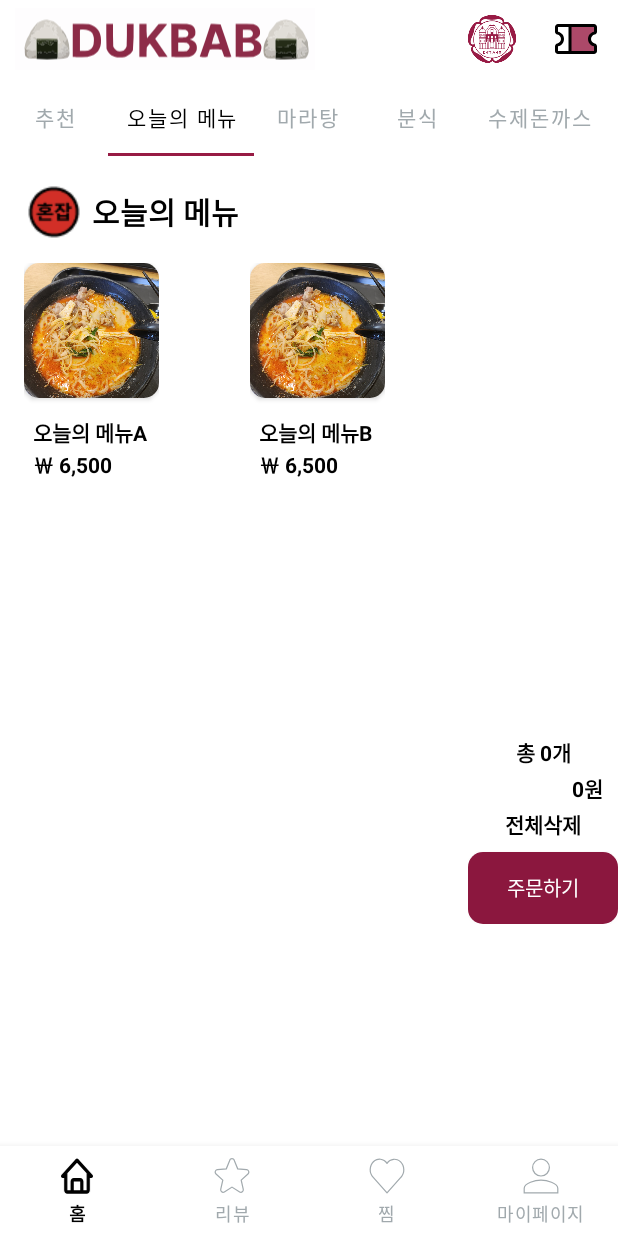
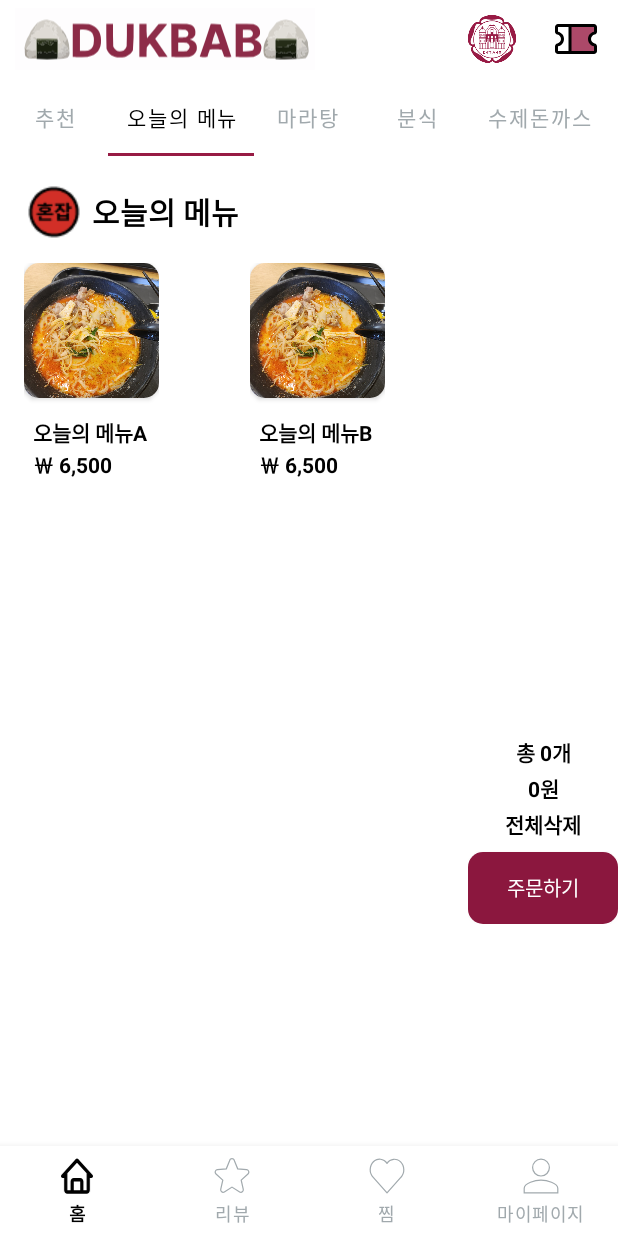
Before and after one commit to suhyun6363/DukbabProject, an Android app: the HomeActivity screen opened directly, with no data from a screen before it, tab 2 chosen, on a phone screen of 412 x 824 dp. Run offline under Robolectric (Android 15) with nearby library versions, the phone set to English and light mode, and no system bars.

Commit message:
찜에서 메뉴를 담고 홈으로 넘어갈 때,  바텀네비게이션바 UI 수정, 데이터 업데이트되면 0->0원 되게 수정

```diff
--- a/app/src/main/java/kr/ac/duksung/dukbab/Home/HomeFragment.java
+++ b/app/src/main/java/kr/ac/duksung/dukbab/Home/HomeFragment.java
@@ -322,8 +322,8 @@ public class HomeFragment extends Fragment {
 
         // 합계를 포맷팅하여 TextView에 표시
         String formattedTotalPrice = String.format("%,d", totalMenuPrice); // 가격을 포맷팅
-        totalPriceTextView.setText(formattedTotalPrice);
+        totalPriceTextView.setText(formattedTotalPrice + "원");
 
-        totalCountTextView.setText(String.valueOf(totalQuantity)); // 수량은 문자열로 설정
+        totalCountTextView.setText(String.valueOf("총 " + totalQuantity + "개")); // 수량은 문자열로 설정
     }
 }
--- a/app/src/main/java/kr/ac/duksung/dukbab/Home/MenuViewFragment.java
+++ b/app/src/main/java/kr/ac/duksung/dukbab/Home/MenuViewFragment.java
@@ -36,6 +36,7 @@ public class MenuViewFragment extends Fragment implements MenuAdapter.MenuAdapte
     public OptionDrawerFragment optionDrawerFragment;
     private static final String ARG_STORE_ID = "storeId";
     private int storeId;
+    private int heartFlag = 0;
 
     // MenuViewFragment를 생성하고 필요한 데이터를 전달하는 정적 메서드
     public static MenuViewFragment newInstance(int storeId) {
@@ -47,7 +48,7 @@ public class MenuViewFragment extends Fragment implements MenuAdapter.MenuAdapte
     }
 
     public void openOptionDrawerFragment(MenuDTO menu) {
-        optionDrawerFragment = OptionDrawerFragment.newInstance(menu);
+        optionDrawerFragment = OptionDrawerFragment.newInstance(menu, heartFlag);
         optionDrawerFragment.show(getParentFragmentManager(), OptionDrawerFragment.TAG);
     }
 
--- a/app/src/main/java/kr/ac/duksung/dukbab/HomeActivity.java
+++ b/app/src/main/java/kr/ac/duksung/dukbab/HomeActivity.java
@@ -125,4 +125,10 @@ public class HomeActivity extends AppCompatActivity {
     private void replaceFragment(Fragment fragment, String tag) {
         getSupportFragmentManager().beginTransaction().replace(R.id.main_content, fragment, tag).commit();
     }
+
+    // 바텀네비게이션바 UI 변경 메소드
+    public void switchToHomeFragment() {
+        // BottomNavigationView를 Home 아이콘으로 변경
+        bottomNavigationView.setSelectedItemId(R.id.navigation_home);
+    }
 }
--- a/app/src/main/java/kr/ac/duksung/dukbab/api/TodayMenuFragment.java
+++ b/app/src/main/java/kr/ac/duksung/dukbab/api/TodayMenuFragment.java
@@ -36,7 +36,7 @@ public class TodayMenuFragment extends Fragment {
         // 학교 172.20.8.37
 
         Retrofit retrofit = new Retrofit.Builder()
-                .baseUrl("http://172.20.8.37:5000/") // Flask API의 기본 URL을 입력하세요
+                .baseUrl("http://172.20.26.157:5000/") // Flask API의 기본 URL을 입력하세요
                 .addConverterFactory(GsonConverterFactory.create())
                 .build();
 
--- a/app/src/main/java/kr/ac/duksung/dukbab/navigation/HeartAdapter.java
+++ b/app/src/main/java/kr/ac/duksung/dukbab/navigation/HeartAdapter.java
@@ -19,10 +19,12 @@ public class HeartAdapter extends RecyclerView.Adapter<HeartAdapter.HeartViewHol
 
     private List<MenuDTO> heartMenuList;
     private FragmentManager fragmentManager;
+    private int heartFlag;
 
-    public HeartAdapter(FragmentManager fragmentManager, List<MenuDTO> heartMenuList) {
+    public HeartAdapter(FragmentManager fragmentManager, List<MenuDTO> heartMenuList, int heartFlag) {
         this.fragmentManager = fragmentManager;
         this.heartMenuList = heartMenuList;
+        this.heartFlag = heartFlag;
     }
 
     @NonNull
@@ -45,7 +47,7 @@ public class HeartAdapter extends RecyclerView.Adapter<HeartAdapter.HeartViewHol
             @Override
             public void onClick(View view) {
                 MenuDTO menu = heartMenuList.get(holder.getAdapterPosition());
-                OptionDrawerFragment optionDrawerFragment = OptionDrawerFragment.newInstance(menu);
+                OptionDrawerFragment optionDrawerFragment = OptionDrawerFragment.newInstance(menu, heartFlag);
                 optionDrawerFragment.show(fragmentManager, OptionDrawerFragment.TAG);
             }
         });
--- a/app/src/main/java/kr/ac/duksung/dukbab/navigation/HeartFragment.java
+++ b/app/src/main/java/kr/ac/duksung/dukbab/navigation/HeartFragment.java
@@ -28,6 +28,7 @@ public class HeartFragment extends Fragment {
     private HeartAdapter heartAdapter;
     private RecyclerView heartView;
     private FragmentManager context;
+    private int heartFlag = 1;
 
     @Override
     public View onCreateView(LayoutInflater inflater, ViewGroup container, Bundle savedInstanceState) {
@@ -37,11 +38,9 @@ public class HeartFragment extends Fragment {
         heartView = view.findViewById(R.id.heartView);
         Button recommendButton = view.findViewById(R.id.recommendButton);
 
-        heartAdapter = new HeartAdapter(context, heartMenuList);
+        heartAdapter = new HeartAdapter(context, heartMenuList, heartFlag);
         heartView.setAdapter(heartAdapter);
         heartView.setLayoutManager(new GridLayoutManager(getContext(), 3));
-
-        Log.d("HeartFragment", "onCreate 실행");
 
         // recommendButton 클릭 시 이벤트 처리
         recommendButton.setOnClickListener(new View.OnClickListener() {
--- a/app/src/main/res/layout/fragment_home.xml
+++ b/app/src/main/res/layout/fragment_home.xml
@@ -68,8 +68,7 @@
                 android:layout_marginBottom="7dp"
                 android:layout_weight="0"
                 android:text="0원"
-                android:textAlignment="textEnd"
-                android:layout_marginEnd="10dp"
+                android:textAlignment="center"
                 android:textColor="@color/black"
                 android:textStyle="bold"
                 app:layout_constraintBottom_toTopOf="@+id/removeAll"
@@ -89,7 +88,6 @@
 
             <androidx.appcompat.widget.AppCompatButton
                 android:id="@+id/order_btn"
-                android:onClick="DefaultPayment"
                 android:layout_width="match_parent"
                 android:layout_height="48dp"
                 android:layout_gravity="center_vertical"
```
Also changed, not shown: app/src/main/java/kr/ac/duksung/dukbab/Home/OptionDrawerFragment.java (+14 -1 lines).
